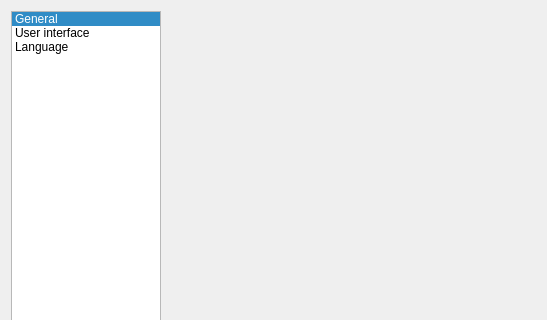
Before: the Qt Designer form src/gui/formsettings.ui in martinrotter/rssguard, drawn with Qt 5; both pictures show x 0 to 547 and y 0 to 320 of the 680 by 414 pixel window.
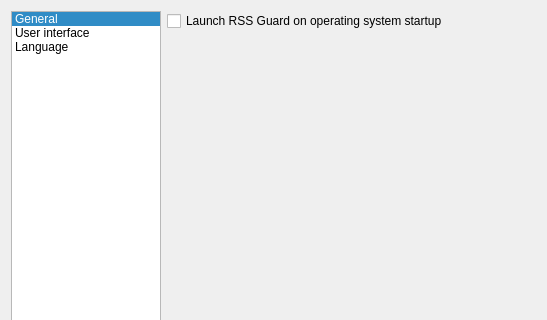
After: the same form once the commit is applied. The open tabs and pages were chosen to show the change.

```diff
--- a/src/gui/formsettings.ui
+++ b/src/gui/formsettings.ui
@@ -47,7 +47,29 @@
      <property name="currentIndex">
       <number>1</number>
      </property>
-     <widget class="QWidget" name="m_pageGeneral"/>
+     <widget class="QWidget" name="m_pageGeneral">
+      <layout class="QFormLayout" name="formLayout_5">
+       <property name="leftMargin">
+        <number>0</number>
+       </property>
+       <property name="topMargin">
+        <number>0</number>
+       </property>
+       <property name="rightMargin">
+        <number>0</number>
+       </property>
+       <property name="bottomMargin">
+        <number>0</number>
+       </property>
+       <item row="0" column="0">
+        <widget class="QCheckBox" name="m_checkAutostart">
+         <property name="text">
+          <string>Launch RSS Guard on operating system startup</string>
+         </property>
+        </widget>
+       </item>
+      </layout>
+     </widget>
      <widget class="QWidget" name="m_pageUi">
       <layout class="QHBoxLayout" name="horizontalLayout">
        <property name="leftMargin">
```
Left out of the diff: 2 changed lines with no effect on the pictures.
